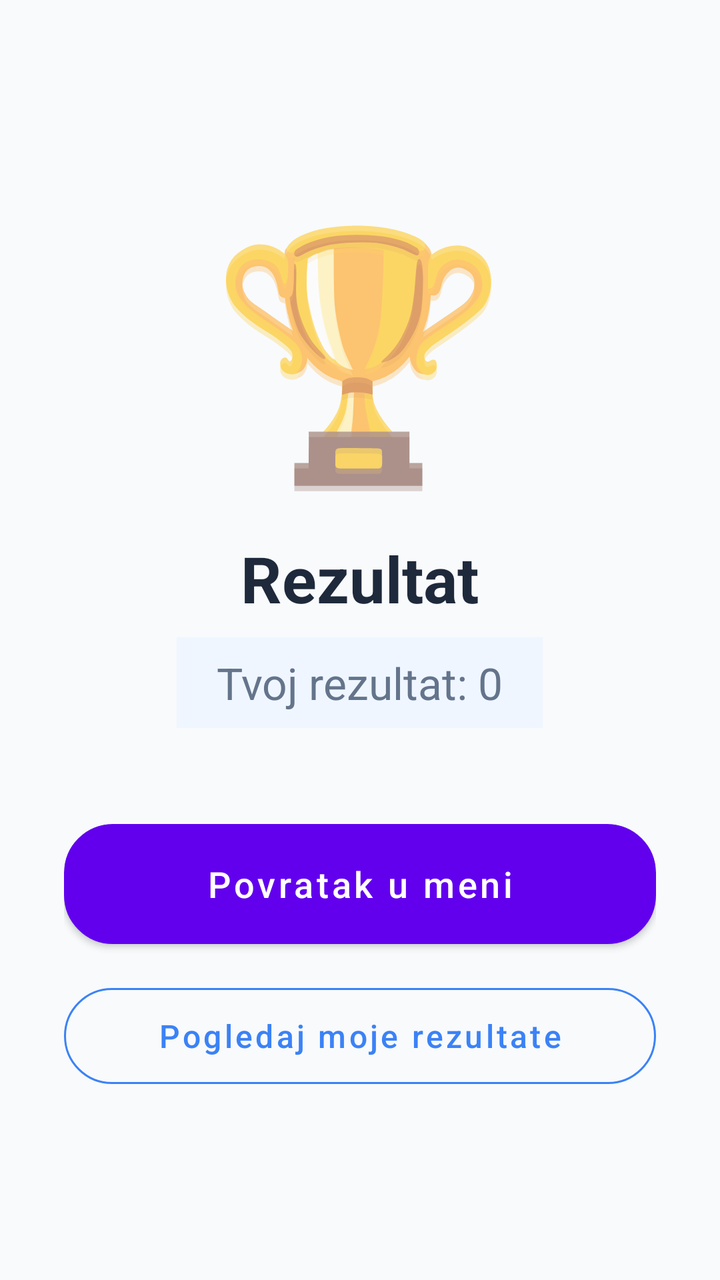
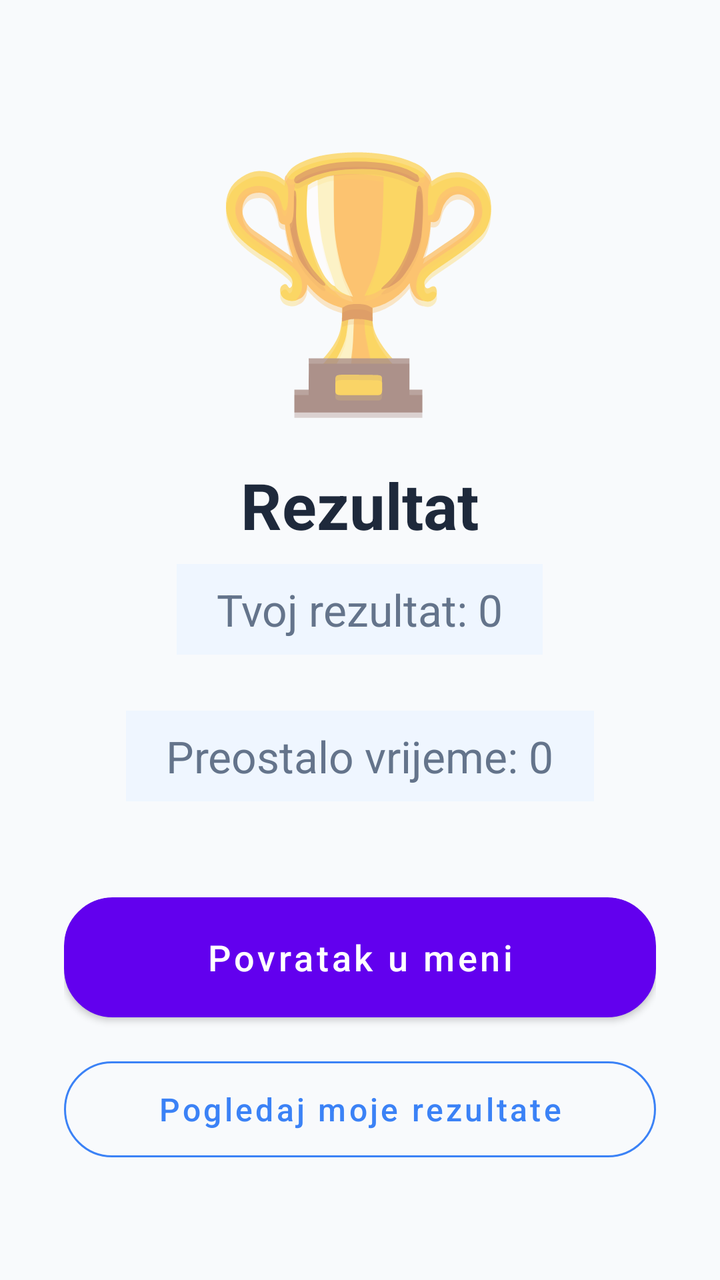

Two renders of the same Android screen: before a commit and after it. Below are the layout's source before the change and the commit's diff.
<!-- AndroidManifest.xml: application theme Theme.KvizZnanja -->
<!-- res/layout/activity_celebration.xml -->
<?xml version="1.0" encoding="utf-8"?>
<LinearLayout xmlns:android="http://schemas.android.com/apk/res/android"
    xmlns:app="http://schemas.android.com/apk/res-auto"
    android:layout_width="match_parent"
    android:layout_height="match_parent"
    android:orientation="vertical"
    android:gravity="center"
    android:padding="32dp"
    android:background="#F8FAFC">

    <TextView
        android:id="@+id/trophy"
        android:layout_width="wrap_content"
        android:layout_height="wrap_content"
        android:text="🏆"
        android:textSize="120sp"
        android:layout_marginBottom="16dp"
        android:shadowColor="#40000000"
        android:shadowDx="0"
        android:shadowDy="8"
        android:shadowRadius="10"/>

    <TextView
        android:id="@+id/messageTitle"
        android:layout_width="wrap_content"
        android:layout_height="wrap_content"
        android:text="Rezultat"
        android:textSize="32sp"
        android:textStyle="bold"
        android:textColor="#1E293B"
        android:layout_marginBottom="8dp"/>

    <TextView
        android:id="@+id/scoreView"
        android:layout_width="wrap_content"
        android:layout_height="wrap_content"
        android:text="Tvoj rezultat: 0"
        android:textSize="22sp"
        android:textColor="#64748B"
        android:layout_marginBottom="48dp"
        android:background="#EFF6FF"
        android:paddingHorizontal="20dp"
        android:paddingVertical="8dp"/>

    <com.google.android.material.card.MaterialCardView
        android:layout_width="match_parent"
        android:layout_height="wrap_content"
        app:cardCornerRadius="24dp"
        app:cardElevation="0dp"
        android:backgroundTint="@android:color/transparent">

        <LinearLayout
            android:layout_width="match_parent"
            android:layout_height="wrap_content"
            android:orientation="vertical">

            <Button
                android:id="@+id/menuBtn"
                android:layout_width="match_parent"
                android:layout_height="60dp"
                android:text="Povratak u meni"
                android:background="@drawable/button"
                android:textColor="@android:color/white"
                android:textAllCaps="false"
                android:textSize="18sp"
                android:layout_marginBottom="16dp" />

            <Button
                android:id="@+id/myResultsBtn"
                style="@style/Widget.MaterialComponents.Button.OutlinedButton"
                android:layout_width="match_parent"
                android:layout_height="60dp"
                android:text="Pogledaj moje rezultate"
                android:textAllCaps="false"
                android:textSize="16sp"
                app:strokeColor="#3B82F6"
                android:textColor="#3B82F6"
                app:cornerRadius="24dp" />

        </LinearLayout>
    </com.google.android.material.card.MaterialCardView>
</LinearLayout>
<!-- resources referenced by this layout -->
<resources>
  <!-- drawable button (drawable) -->
  <?xml version="1.0" encoding="utf-8"?>
  <selector xmlns:android="http://schemas.android.com/apk/res/android">
      <item android:state_pressed="true">
          <shape android:shape="rectangle">
              <solid android:color="#1565C0"/> <corners android:radius="24dp"/>
          </shape>
      </item>
  
      <item>
          <shape android:shape="rectangle">
              <gradient
                  android:startColor="#64B5F6"
                  android:endColor="#2196F3"
                  android:angle="45"/>
              <corners android:radius="24dp"/>
              <stroke android:width="1dp" android:color="#BBDEFB"/>
          </shape>
      </item>
  </selector>
  <style name="Theme.KvizZnanja" parent="Theme.MaterialComponents.Light.NoActionBar">
      </style>
</resources>

<!-- the commit's change to res/layout/activity_celebration.xml (unified diff, before → after) -->
@@ -35,6 +35,17 @@
         android:layout_width="wrap_content"
         android:layout_height="wrap_content"
         android:text="Tvoj rezultat: 0"
+        android:textSize="22sp"
+        android:textColor="#64748B"
+        android:layout_marginBottom="28dp"
+        android:background="#EFF6FF"
+        android:paddingHorizontal="20dp"
+        android:paddingVertical="8dp"/>
+    <TextView
+        android:id="@+id/timeView"
+        android:layout_width="wrap_content"
+        android:layout_height="wrap_content"
+        android:text="Preostalo vrijeme: 0"
         android:textSize="22sp"
         android:textColor="#64748B"
         android:layout_marginBottom="48dp"
